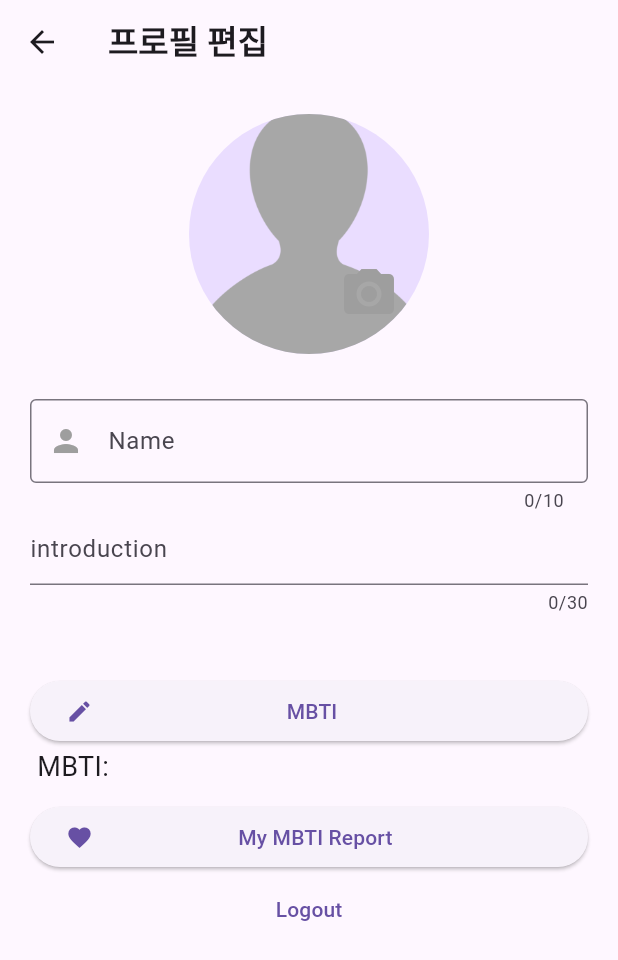
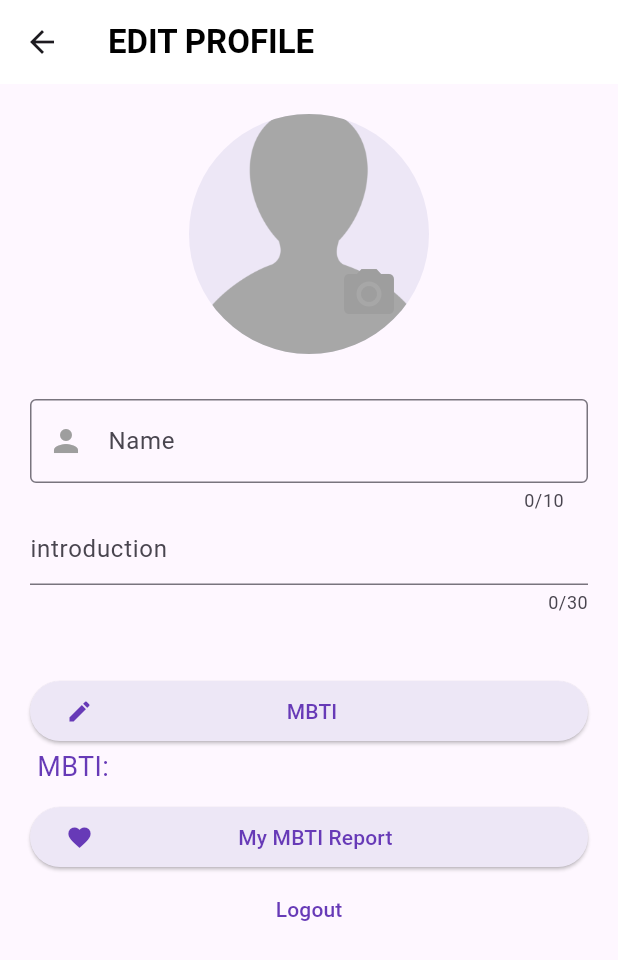
Before and after one commit to yewonkim01/swap_life, a Flutter app: the MyProfile screen opened by its route, on a phone screen of 412 x 824 dp. Shown: the top 960 px of the screen. Run offline on Flutter 3.47's test engine with Material 3 defaults, Android fonts, the phone set to English and light mode, and no system bars; our stand-ins replace cloud_firestore, firebase_auth, firebase_core, firebase_storage, image_picker; missing offline and left inert: kakao_flutter_sdk, kakao_flutter_sdk_user; accounts and stored records are empty; generated files the repository leaves out were written again.

Commit message:
change colors

```diff
--- a/lib/MyProfile.dart
+++ b/lib/MyProfile.dart
@@ -70,9 +70,13 @@ class _MyProfileState extends State<MyProfile> {
   Widget build(BuildContext context) {
     return Scaffold(
       appBar: AppBar(
+        backgroundColor: Colors.white,
+        elevation: 0,
         title: Text(
-          '프로필 편집',
-          style: TextStyle(fontWeight: FontWeight.bold),
+          'EDIT PROFILE',
+          style: TextStyle(fontWeight: FontWeight.bold,
+            color: Colors.black
+          ),
         ),
       ),
       body: SingleChildScrollView(
@@ -121,6 +125,7 @@ class _MyProfileState extends State<MyProfile> {
               ? CircleAvatar(
             radius: 80,
             backgroundImage: AssetImage('assets/profile.png'),
+            backgroundColor: Colors.deepPurple[50],
           )
               : CircleAvatar(
             radius: 80,
@@ -161,7 +166,7 @@ class _MyProfileState extends State<MyProfile> {
         ),
         focusedBorder: OutlineInputBorder(
           borderSide: BorderSide(
-            color: Colors.black,
+            color: Colors.grey,
           ),
         ),
         prefixIcon: Icon(
@@ -170,6 +175,7 @@ class _MyProfileState extends State<MyProfile> {
         ),
         labelText: 'Name',
         hintText: 'Input your name',
+
       ),
       onFieldSubmitted: (value) {
         saveProfile();
@@ -184,6 +190,7 @@ class _MyProfileState extends State<MyProfile> {
       decoration: InputDecoration(
         hintText: 'introduction',
       ),
+
       onFieldSubmitted: (value) {
         saveProfile();
       },
@@ -192,6 +199,9 @@ class _MyProfileState extends State<MyProfile> {
 
   Widget chooseMBTI() {
     return ElevatedButton(
+      style: ElevatedButton.styleFrom(
+    backgroundColor: Colors.deepPurple[50],
+    ),
       onPressed: () async {
         var selectedMBTI = await showModalBottomSheet(
           context: context,
@@ -206,8 +216,8 @@ class _MyProfileState extends State<MyProfile> {
       },
       child: Row(
         children: [
-          Icon(Icons.edit),
-          Text('                                    MBTI'),
+          Icon(Icons.edit,color: Colors.deepPurple,),
+          Text('                                    MBTI',style: TextStyle(color: Colors.deepPurple),),
         ],
       ),
     );
@@ -217,18 +227,23 @@ class _MyProfileState extends State<MyProfile> {
     return _selectedMBTI != null
         ? Text(
       ' MBTI:  $_selectedMBTI',
-      style: TextStyle(fontSize: 18,),
+      style: TextStyle(fontSize: 18,color: Colors.deepPurple,)
     )
         : Container(); // 선택된 MBTI가 없을 때는 빈 컨테이너 반환
   }
 
   Widget myReport() {
     return ElevatedButton(
-      onPressed: () {},
+        style: ElevatedButton.styleFrom(
+          backgroundColor: Colors.deepPurple[50],
+        ),
+      onPressed: () {
+
+      },
       child: Row(
         children: [
-          Icon(Icons.favorite),
-          Text('                           My MBTI Report'),
+          Icon(Icons.favorite,color: Colors.deepPurple,),
+          Text('                           My MBTI Report',style: TextStyle(color: Colors.deepPurple),),
         ],
       ),
     );
@@ -240,7 +255,9 @@ class _MyProfileState extends State<MyProfile> {
   Widget Logout() {
     return TextButton(
       onPressed: () => viewModel.logout(),
-      child: Text("Logout"),
+      child: Text("Logout",
+        style: TextStyle(color: Colors.deepPurple),
+      ),
     );
   }
 
```
Also changed, not shown: lib/report.dart (added).
